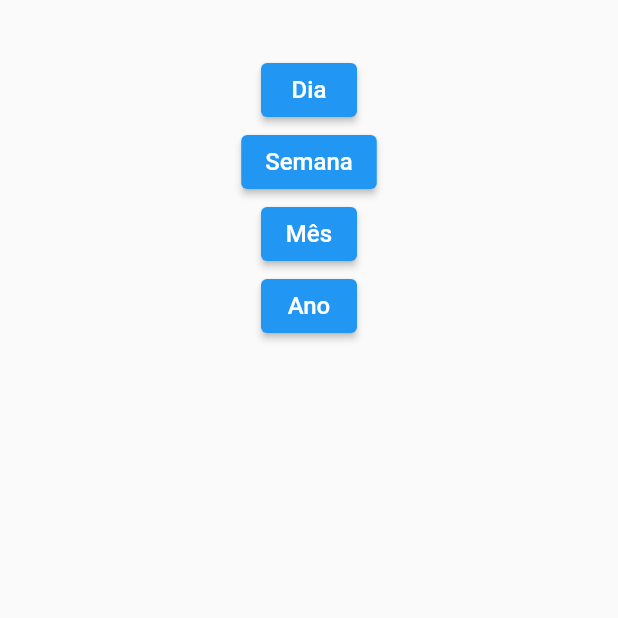
After one commit to heltonss/Time-is-money, a Flutter app: the HistoryPage screen opened by its route, on a phone screen of 412 x 824 dp, the top half of it. The commit adds this screen. Run offline on Flutter 3.47's test engine with Material 2 defaults, Android fonts, the phone set to English and light mode, and no system bars; our stand-ins replace cloud_firestore, email_validator, firebase_auth, firebase_core, vibration; accounts and stored records are empty.

Commit message:
Add history DAO classes and new page.

```diff
--- a/lib/main.dart
+++ b/lib/main.dart
@@ -4,6 +4,7 @@ import 'package:flutter/material.dart';
 import 'modules/common/error_page.dart';
 import 'modules/common/loading_page.dart';
 import 'modules/create_user/create_user.dart';
+import 'modules/history/history_page.dart';
 import 'modules/home/home.dart';
 import 'modules/login/login.dart';
 import 'modules/time_entry/time_entry_page.dart';
@@ -36,6 +37,7 @@ class MyApp extends StatelessWidget {
                 '/': (BuildContext context) => Login(),
                 'home': (BuildContext context) => Home(),
                 'time-entry': (BuildContext context) => TimeEntryPage(),
+                'history': (BuildContext context) => HistoryPage(),
                 'create-user': (BuildContext context) => CreateUser()
               });
         }
--- /dev/null
+++ b/lib/modules/history/entities/history_month.dart
@@ -0,0 +1,6 @@
+class HistoryMonth {
+  HistoryMonth({this.month, this.totalTime});
+
+  final String month;
+  final int totalTime;
+}
--- /dev/null
+++ b/lib/modules/history/entities/history_year.dart
@@ -0,0 +1,6 @@
+class HistoryYear {
+  HistoryYear({this.year, this.totalTime});
+
+  final String year;
+  final int totalTime;
+}
--- /dev/null
+++ b/lib/modules/history/history_constants.dart
@@ -0,0 +1,6 @@
+class HistoryConstants {
+  static const String perDay = 'per_day';
+  static const String perWeek = 'per_week';
+  static const String perMonth = 'per_month';
+  static const String perYear = 'per_year';
+}
--- /dev/null
+++ b/lib/modules/history/history_page.dart
@@ -0,0 +1,66 @@
+import 'package:flutter/cupertino.dart';
+import 'package:flutter/material.dart';
+
+class HistoryPage extends StatefulWidget {
+  @override
+  State<StatefulWidget> createState() {
+    return _HistoryPageState();
+  }
+}
+
+class _HistoryPageState extends State<HistoryPage> {
+  @override
+  Widget build(BuildContext context) {
+    return Scaffold(
+        body: Padding(
+      padding: const EdgeInsets.all(16),
+      child: Column(
+        children: <Widget>[
+          Padding(
+            padding: const EdgeInsets.only(top: 20.0),
+            child: Center(
+              child: ElevatedButton(
+                  onPressed: () {
+                    //Navigator.pushNamed(context, 'time-entry', arguments: user);
+                  },
+                  child: const Text(
+                    'Dia',
+                    style: TextStyle(fontSize: 16),
+                  )),
+            ),
+          ),
+          Center(
+            child: ElevatedButton(
+                onPressed: () {
+                  //Navigator.pushNamed(context, 'time-entry', arguments: user);
+                },
+                child: const Text(
+                  'Semana',
+                  style: TextStyle(fontSize: 16),
+                )),
+          ),
+          Center(
+            child: ElevatedButton(
+                onPressed: () {
+                  //Navigator.pushNamed(context, 'time-entry', arguments: user);
+                },
+                child: const Text(
+                  'Mês',
+                  style: TextStyle(fontSize: 16),
+                )),
+          ),
+          Center(
+            child: ElevatedButton(
+                onPressed: () {
+                  //Navigator.pushNamed(context, 'time-entry', arguments: user);
+                },
+                child: const Text(
+                  'Ano',
+                  style: TextStyle(fontSize: 16),
+                )),
+          )
+        ],
+      ),
+    ));
+  }
+}
```
Also changed, not shown: lib/modules/history/entities/history_day.dart (added, +7 -0 lines), lib/modules/history/history_dao.dart (added, +51 -0 lines), lib/modules/home/home.dart (+10 -0 lines), lib/modules/history/history_year_page.dart (added), pubspec.lock.
